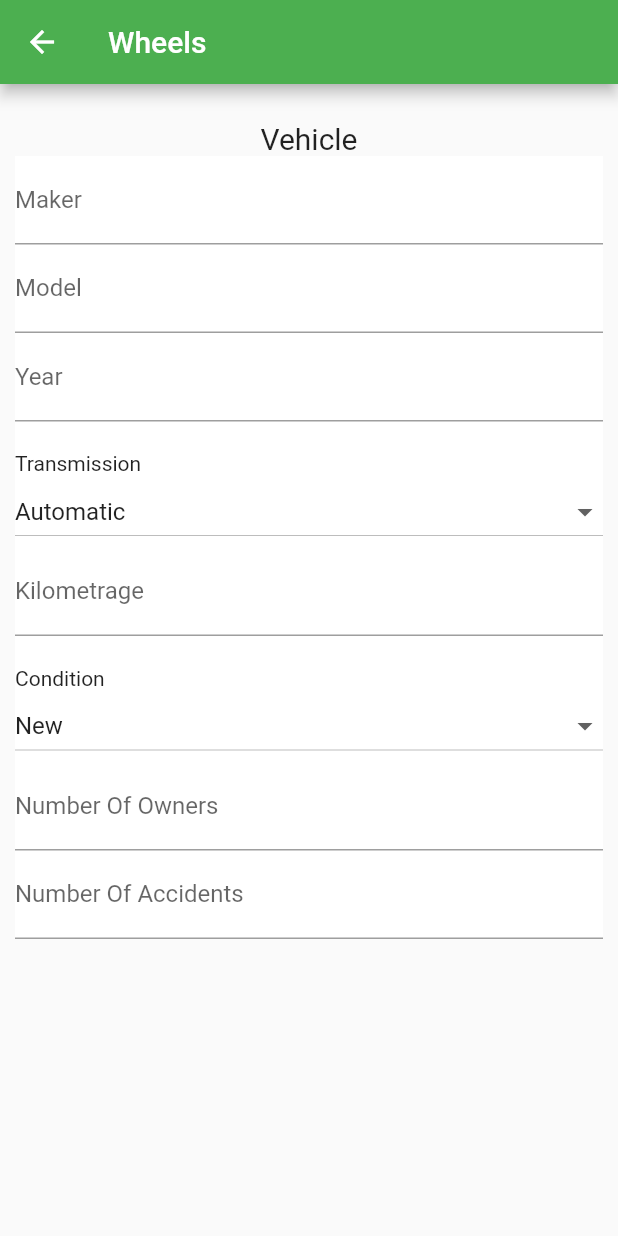
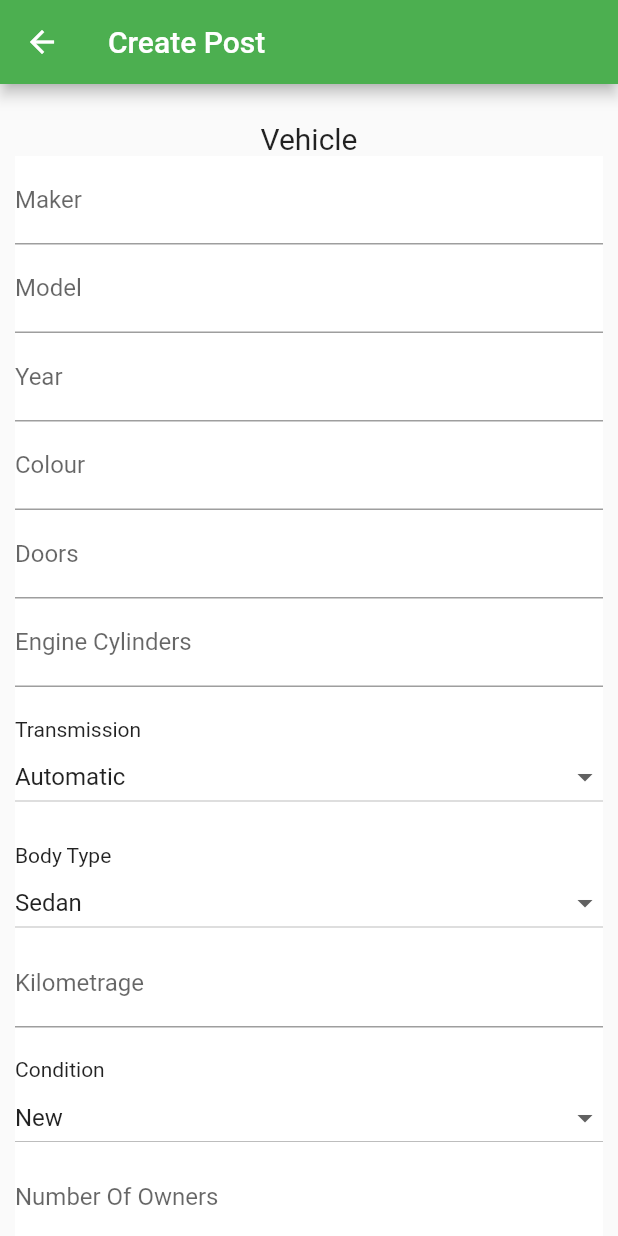
Before and after one commit to HSN-10/wheels-app, a Flutter app: the CreatePost screen opened directly, on a phone screen of 412 x 824 dp. Run offline on Flutter 3.47's test engine with Material 2 defaults, Android fonts, the phone set to English and light mode, and no system bars; our stand-ins replace google_fonts; network calls fail.

```diff
--- a/lib/views/create_post.dart
+++ b/lib/views/create_post.dart
@@ -1,6 +1,7 @@
 import 'package:flutter/material.dart';
 const List<String> transmission = <String>['Automatic', 'Manual'];
 const List<String> condition = <String>['New', 'Used', 'Scrap'];
+const List<String> bodyType = <String>['Sedan', 'Pickup', 'Supercar'];
 
 class CreatePost extends StatefulWidget{
   const CreatePost({Key? key}):super(key: key);
@@ -13,6 +14,7 @@ class _CreatePostState extends State<CreatePost> {
 
   String transmissionValue = transmission.first;
   String conditionValue = condition.first;
+  String bodyTypeValue = bodyType.first;
   @override
   Widget build(BuildContext context) {
   final ButtonStyle flatButtonStyle = TextButton.styleFrom(
@@ -23,10 +25,11 @@ class _CreatePostState extends State<CreatePost> {
 
     return Scaffold(
       appBar: AppBar(
-        title: const Text("Wheels"),
+        title: const Text("Create Post"),
         backgroundColor: Colors.green,
       ),
-      body: Padding(
+      body: SingleChildScrollView(
+        child: Padding(
           padding: const EdgeInsets.all(10.0),
           child: Column(children: [
             const SizedBox(height: 15,),
@@ -52,6 +55,24 @@ class _CreatePostState extends State<CreatePost> {
                     labelText: 'Year',
                   ),
                 ),
+                TextFormField(
+                  decoration: const InputDecoration(
+                    border: UnderlineInputBorder(),
+                    labelText: 'Colour',
+                  ),
+                ),
+                TextFormField(
+                  decoration: const InputDecoration(
+                    border: UnderlineInputBorder(),
+                    labelText: 'Doors',
+                  ),
+                ),
+                TextFormField(
+                  decoration: const InputDecoration(
+                    border: UnderlineInputBorder(),
+                    labelText: 'Engine Cylinders',
+                  ),
+                ),
                 SizedBox(height: 20,),
                 Row(
                   children: const [
@@ -69,6 +90,27 @@ class _CreatePostState extends State<CreatePost> {
                     onChanged: (String? value) {
                       setState(() {
                         transmissionValue = value!;
+                      });
+                    },
+                    isExpanded: true,
+                ),
+                SizedBox(height: 20,),
+                Row(
+                  children: const [
+                    Text("Body Type"),
+                  ],
+                ),
+                DropdownButton(
+                  items: bodyType.map<DropdownMenuItem<String>>((String value) {
+                      return DropdownMenuItem<String>(
+                        value: value,
+                        child: Text(value),
+                      );
+                    }).toList(),
+                    value: bodyTypeValue,
+                    onChanged: (String? value) {
+                      setState(() {
+                        bodyTypeValue = value!;
                       });
                     },
                     isExpanded: true,
@@ -115,6 +157,7 @@ class _CreatePostState extends State<CreatePost> {
               ]),
               )
           ],),
+        ),
       )
     );
   }
```
Lines whose indentation alone changed are shown as unchanged.
